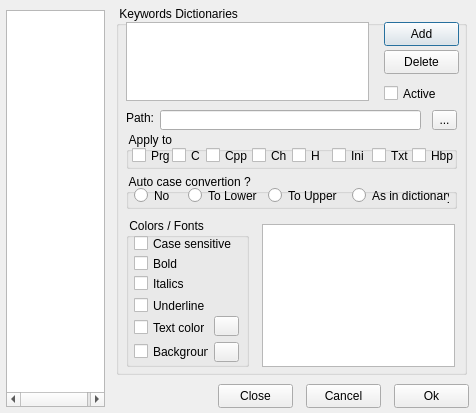
Above: harbour/contrib/hbide/setup.ui from harbour/core before the change. Below: the same form after it.
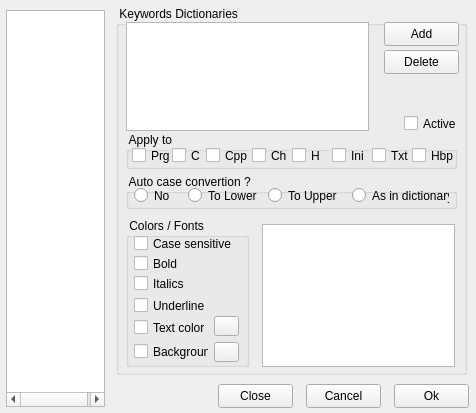
That is the form after the change. Icons and pictures are not drawn.

Commit message: 2012-08-22 09:48 UTC-0800 Pritpal Bedi (bedipritpal@hotmail.com)   * contrib/hbide/dict.prg   * contrib/hbide/misc.prg   * contrib/hbide/saveload.prg   * contrib/hbide/setup.ui     + Advanced: User-Dictionaries.

```diff
--- a/harbour/contrib/hbide/setup.ui
+++ b/harbour/contrib/hbide/setup.ui
@@ -1996,7 +1996,7 @@
         <x>10</x>
         <y>16</y>
         <width>243</width>
-        <height>79</height>
+        <height>109</height>
        </rect>
       </property>
      </widget>
@@ -2012,6 +2012,9 @@
       <property name="text">
        <string>Add</string>
       </property>
+      <property name="autoDefault">
+       <bool>false</bool>
+      </property>
      </widget>
      <widget class="QPushButton" name="buttonDictDelete">
       <property name="geometry">
@@ -2025,53 +2028,16 @@
       <property name="text">
        <string>Delete</string>
       </property>
-     </widget>
-     <widget class="QLabel" name="label_16">
-      <property name="geometry">
-       <rect>
-        <x>10</x>
-        <y>104</y>
-        <width>33</width>
-        <height>16</height>
-       </rect>
-      </property>
-      <property name="text">
-       <string>Path:</string>
-      </property>
-     </widget>
-     <widget class="QLineEdit" name="editDictPath">
-      <property name="geometry">
-       <rect>
-        <x>44</x>
-        <y>104</y>
-        <width>261</width>
-        <height>20</height>
-       </rect>
-      </property>
-     </widget>
-     <widget class="QToolButton" name="buttonDictPath">
-      <property name="geometry">
-       <rect>
-        <x>316</x>
-        <y>104</y>
-        <width>25</width>
-        <height>20</height>
-       </rect>
-      </property>
-      <property name="text">
-       <string>...</string>
-      </property>
-      <property name="icon">
-       <iconset resource="hbide.qrc">
-        <normaloff>:/resources/projectadd.png</normaloff>:/resources/projectadd.png</iconset>
+      <property name="autoDefault">
+       <bool>false</bool>
       </property>
      </widget>
      <widget class="QCheckBox" name="checkDictActive">
       <property name="geometry">
        <rect>
-        <x>268</x>
-        <y>78</y>
-        <width>71</width>
+        <x>288</x>
+        <y>108</y>
+        <width>53</width>
         <height>19</height>
        </rect>
       </property>
```
The commit also changes 4 other files.
